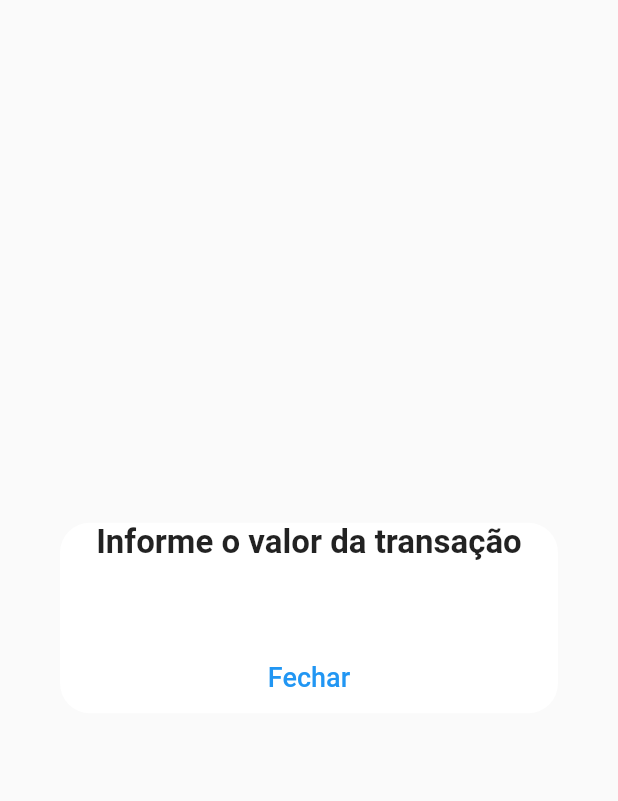
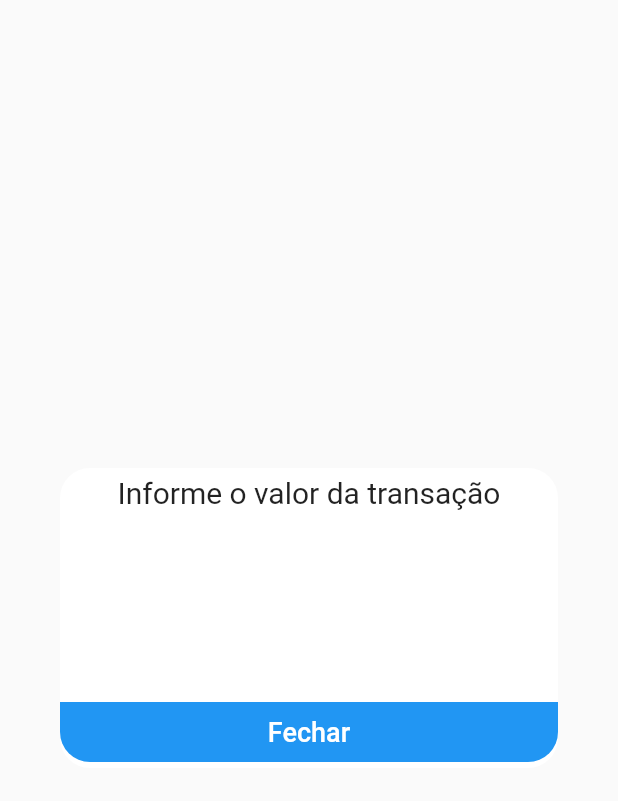
Before and after one commit to ricardoMonteiroTavares/automata, a Flutter app: the TransactionDialog widget shown alone on an empty page, opened directly, on a phone screen of 412 x 824 dp. Shown: the top 801 px of the screen. Run offline on Flutter 3.47's test engine with Material 2 defaults, Android fonts, the phone set to English and light mode, and no system bars; our stand-ins replace dartz, flutter_mobx, flutter_svg, mobx; missing offline and left inert: flutter_arrow_path; generated files the repository leaves out were written again.

Commit message:
Ajuste no design do TransactionDialog

```diff
--- a/lib/dialog/transactionDialog/transactionDialog.dart
+++ b/lib/dialog/transactionDialog/transactionDialog.dart
@@ -21,27 +21,33 @@ class TransactionDialog extends StatelessWidget {
           borderRadius: BorderRadius.circular(20),
         ),
         child: Observer(
-          builder: (_) => Column(
-            mainAxisSize: MainAxisSize.min,
+          builder: (_) => Container(
+            width: 350,
+            height: 200,
+            child: Column(
+              mainAxisAlignment: MainAxisAlignment.spaceBetween,
               children: <Widget>[
                 Text(
                   "Informe o valor da transação",
-                style: TextStyle(fontSize: 22, fontWeight: FontWeight.w600),
-              ),
-              SizedBox(
-                height: 15,
+                  style: TextStyle(
+                      height: 1.5, fontSize: 20, fontWeight: FontWeight.normal),
                 ),
                 Text(
                   (_controller.key == null) ? "" : _controller.key!,
-                style: TextStyle(fontSize: 14),
+                  style: TextStyle(fontSize: 20),
                   textAlign: TextAlign.center,
                 ),
-              SizedBox(
-                height: 22,
+                ElevatedButton(
+                    style: ElevatedButton.styleFrom(
+                      elevation: 0,
+                      fixedSize: Size(350, 40),
+                      shape: RoundedRectangleBorder(
+                        borderRadius: BorderRadius.only(
+                          bottomLeft: Radius.circular(20),
+                          bottomRight: Radius.circular(20),
                         ),
-              Align(
-                alignment: Alignment.bottomCenter,
-                child: TextButton(
+                      ),
+                    ),
                     onPressed: () {
                       Navigator.of(context).pop(_controller.key);
                     },
@@ -49,8 +55,8 @@ class TransactionDialog extends StatelessWidget {
                       "Fechar",
                       style: TextStyle(fontSize: 18),
                     )),
+              ],
             ),
-            ],
           ),
         ),
       ),
```
Lines whose indentation alone changed are shown as unchanged.
